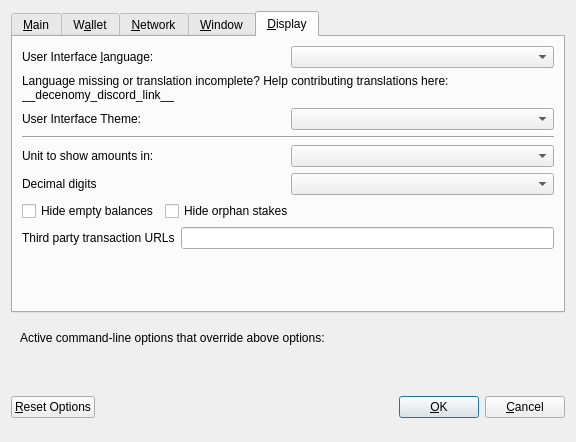
The window that src/qt/forms/optionsdialog.ui (decenomy/DSW) describes before a commit, drawn with Qt 5.
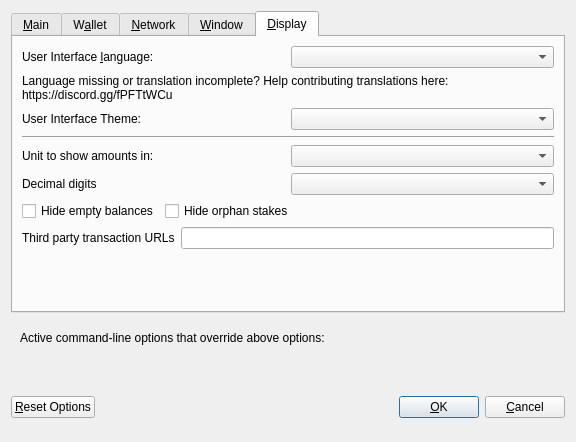
The same window after the commit. The open tabs and pages were chosen to show the change. Custom widgets are drawn as their Qt base class.

Commit message: Replacing __decenomy_discord_link__ by invitation link to Beacon discord server

```diff
--- a/src/qt/forms/optionsdialog.ui
+++ b/src/qt/forms/optionsdialog.ui
@@ -533,7 +533,7 @@
          </property>
          <property name="text">
           <string>Language missing or translation incomplete? Help contributing translations here:
-__decenomy_discord_link__</string>
+https://discord.gg/fPFTtWCu</string>
          </property>
          <property name="wordWrap">
           <bool>true</bool>
```
The commit also changes 18 other files.
